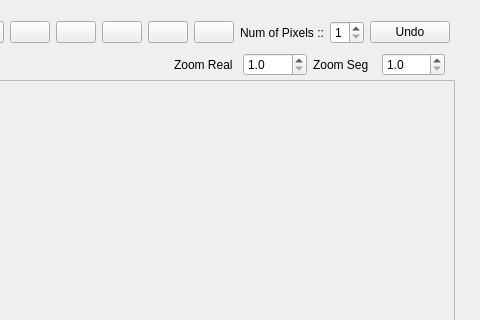
Old version of the form GUITools/KMonitor/KccHandler.ui in the repository kouretes/Monas; both pictures show x 576 to 1056 and y 0 to 320 of the 1056 by 511 pixel window.
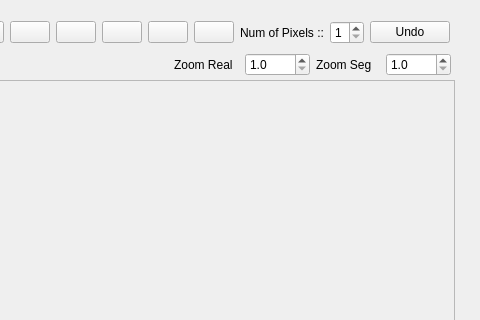
New version of the form.

```diff
--- a/GUITools/KMonitor/KccHandler.ui
+++ b/GUITools/KMonitor/KccHandler.ui
@@ -65,7 +65,7 @@
     <rect>
      <x>750</x>
      <y>50</y>
-     <width>271</width>
+     <width>277</width>
      <height>29</height>
     </rect>
    </property>
@@ -118,7 +118,7 @@
     </item>
    </layout>
   </widget>
-  <widget class="QWidget" name="">
+  <widget class="QWidget" name="layoutWidget">
    <property name="geometry">
     <rect>
      <x>5</x>
```
Left out of the diff: 9 changed lines with no effect on the pictures.
